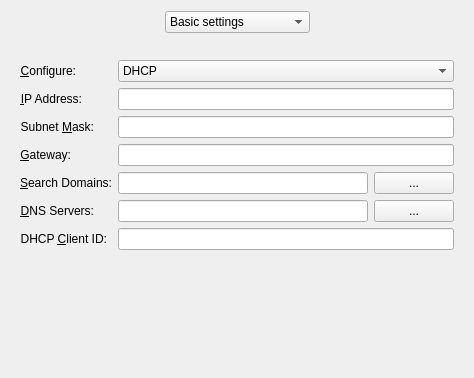
Above: libs/ui/ipv4.ui from KDE/networkmanagement before the change. Below: the same form after it.
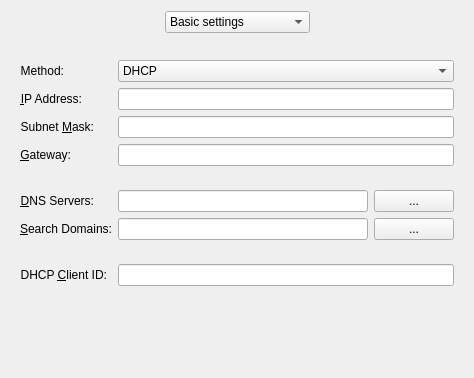
That is the form after the change. Custom widgets are drawn as their Qt base class.

Commit message: - Configure -> Method (borrowed from nm-applet) - Add spacers between IP, DNS and DHCP settings - Place DNS server before search domain, as search domain is less important

```diff
--- a/libs/ui/ipv4.ui
+++ b/libs/ui/ipv4.ui
@@ -95,7 +95,7 @@
        <item row="0" column="0">
         <widget class="QLabel" name="label">
          <property name="text">
-          <string>&amp;Configure:</string>
+          <string>Method:</string>
          </property>
          <property name="alignment">
           <set>Qt::AlignRight|Qt::AlignTrailing|Qt::AlignVCenter</set>
@@ -212,40 +212,6 @@
          </property>
         </widget>
        </item>
-       <item row="4" column="0">
-        <widget class="QLabel" name="dnsSearchLabel">
-         <property name="text">
-          <string>&amp;Search Domains:</string>
-         </property>
-         <property name="alignment">
-          <set>Qt::AlignRight|Qt::AlignTrailing|Qt::AlignVCenter</set>
-         </property>
-         <property name="buddy">
-          <cstring>dnsSearch</cstring>
-         </property>
-        </widget>
-       </item>
-       <item row="4" column="1">
-        <layout class="QHBoxLayout" name="horizontalLayout_5">
-         <item>
-          <widget class="KLineEdit" name="dnsSearch">
-           <property name="minimumSize">
-            <size>
-             <width>250</width>
-             <height>0</height>
-            </size>
-           </property>
-          </widget>
-         </item>
-         <item>
-          <widget class="KPushButton" name="dnsSearchMorePushButton">
-           <property name="text">
-            <string>...</string>
-           </property>
-          </widget>
-         </item>
-        </layout>
-       </item>
        <item row="5" column="0">
         <widget class="QLabel" name="dnsLabel">
          <property name="text">
@@ -293,6 +259,40 @@
         </layout>
        </item>
        <item row="6" column="0">
+        <widget class="QLabel" name="dnsSearchLabel">
+         <property name="text">
+          <string>&amp;Search Domains:</string>
+         </property>
+         <property name="alignment">
+          <set>Qt::AlignRight|Qt::AlignTrailing|Qt::AlignVCenter</set>
+         </property>
+         <property name="buddy">
+          <cstring>dnsSearch</cstring>
+         </property>
+        </widget>
+       </item>
+       <item row="6" column="1">
+        <layout class="QHBoxLayout" name="horizontalLayout_5">
+         <item>
+          <widget class="KLineEdit" name="dnsSearch">
+           <property name="minimumSize">
+            <size>
+             <width>250</width>
+             <height>0</height>
+            </size>
+           </property>
+          </widget>
+         </item>
+         <item>
+          <widget class="KPushButton" name="dnsSearchMorePushButton">
+           <property name="text">
+            <string>...</string>
+           </property>
+          </widget>
+         </item>
+        </layout>
+       </item>
+       <item row="8" column="0">
         <widget class="QLabel" name="labelDhcpClientId">
          <property name="text">
           <string>DHCP &amp;Client ID:</string>
@@ -305,9 +305,41 @@
          </property>
         </widget>
        </item>
-       <item row="6" column="1">
+       <item row="8" column="1">
         <widget class="KLineEdit" name="dhcpClientId"/>
        </item>
+       <item row="4" column="1">
+        <spacer name="verticalSpacer_2">
+         <property name="orientation">
+          <enum>Qt::Vertical</enum>
+         </property>
+         <property name="sizeType">
+          <enum>QSizePolicy::Fixed</enum>
+         </property>
+         <property name="sizeHint" stdset="0">
+          <size>
+           <width>20</width>
+           <height>12</height>
+          </size>
+         </property>
+        </spacer>
+       </item>
+       <item row="7" column="1">
+        <spacer name="verticalSpacer_5">
+         <property name="orientation">
+          <enum>Qt::Vertical</enum>
+         </property>
+         <property name="sizeType">
+          <enum>QSizePolicy::Fixed</enum>
+         </property>
+         <property name="sizeHint" stdset="0">
+          <size>
+           <width>20</width>
+           <height>12</height>
+          </size>
+         </property>
+        </spacer>
+       </item>
       </layout>
      </widget>
      <widget class="QWidget" name="pageAdditionalAddresses">
```
Left out of the diff: 8 changed lines with no effect on the pictures.
